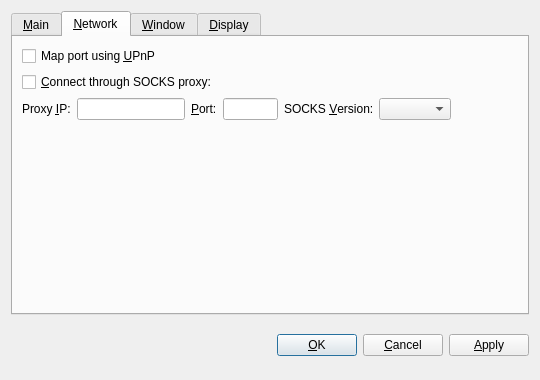
First picture: the form in src/qt/forms/optionsdialog.ui, repository knotcoin/knotcoin, before the edit.
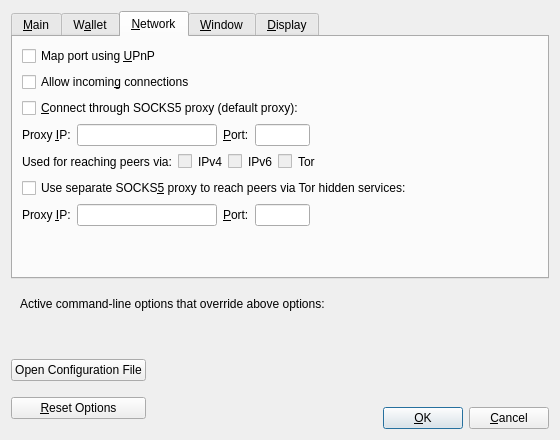
Second picture: the form after the edit. The open tabs and pages were chosen to show the change. Custom widgets are drawn as their Qt base class.

Diff of the .ui file:
```diff
--- a/src/qt/forms/optionsdialog.ui
+++ b/src/qt/forms/optionsdialog.ui
@@ -6,8 +6,8 @@
    <rect>
     <x>0</x>
     <y>0</y>
-    <width>540</width>
-    <height>380</height>
+    <width>560</width>
+    <height>440</height>
    </rect>
   </property>
   <property name="windowTitle">
@@ -19,9 +19,6 @@
   <layout class="QVBoxLayout" name="verticalLayout">
    <item>
     <widget class="QTabWidget" name="tabWidget">
-     <property name="tabPosition">
-      <enum>QTabWidget::North</enum>
-     </property>
      <property name="currentIndex">
       <number>0</number>
      </property>
@@ -30,77 +27,44 @@
        <string>&amp;Main</string>
       </attribute>
       <layout class="QVBoxLayout" name="verticalLayout_Main">
-       <item>
-        <widget class="QLabel" name="transactionFeeInfoLabel">
-         <property name="text">
-          <string>Optional transaction fee per kB that helps make sure your transactions are processed quickly. Most transactions are 1 kB.</string>
-         </property>
-         <property name="textFormat">
-          <enum>Qt::PlainText</enum>
-         </property>
-         <property name="wordWrap">
-          <bool>true</bool>
-         </property>
-        </widget>
-       </item>
-       <item>
-        <layout class="QHBoxLayout" name="horizontalLayout_1_Main">
-         <item>
-          <widget class="QLabel" name="transactionFeeLabel">
-           <property name="text">
-            <string>Pay transaction &amp;fee</string>
-           </property>
-           <property name="textFormat">
-            <enum>Qt::PlainText</enum>
-           </property>
-           <property name="buddy">
-            <cstring>transactionFee</cstring>
-           </property>
-          </widget>
-         </item>
-         <item>
-          <widget class="KnotcoinAmountField" name="transactionFee"/>
-         </item>
-         <item>
-          <spacer name="horizontalSpacer_1_Main">
-           <property name="orientation">
-            <enum>Qt::Horizontal</enum>
-           </property>
-           <property name="sizeHint" stdset="0">
-            <size>
-             <width>40</width>
-             <height>20</height>
-            </size>
-           </property>
-          </spacer>
-         </item>
-        </layout>
-       </item>
        <item>
         <widget class="QCheckBox" name="knotcoinAtStartup">
          <property name="toolTip">
-          <string>Automatically start Knotcoin after logging in to the system.</string>
+          <string>Automatically start %1 after logging in to the system.</string>
          </property>
          <property name="text">
-          <string>&amp;Start Knotcoin on system login</string>
+          <string>&amp;Start %1 on system login</string>
          </property>
         </widget>
        </item>
-       <item>
-        <spacer name="verticalSpacer_Main">
-         <property name="orientation">
-          <enum>Qt::Vertical</enum>
-         </property>
-         <property name="sizeHint" stdset="0">
-          <size>
-           <width>20</width>
-           <height>40</height>
-          </size>
-         </property>
-        </spacer>
-       </item>
        <item>
         <layout class="QHBoxLayout" name="horizontalLayout_2_Main">
+         <item>
+          <widget class="QLabel" name="databaseCacheLabel">
+           <property name="text">
+            <string>Size of &amp;database cache</string>
+           </property>
+           <property name="textFormat">
+            <enum>Qt::PlainText</enum>
+           </property>
+           <property name="buddy">
+            <cstring>databaseCache</cstring>
+           </property>
+          </widget>
+         </item>
+         <item>
+          <widget class="QSpinBox" name="databaseCache"/>
+         </item>
+         <item>
+          <widget class="QLabel" name="databaseCacheUnitLabel">
+           <property name="text">
+            <string>MB</string>
+           </property>
+           <property name="textFormat">
+            <enum>Qt::PlainText</enum>
+           </property>
+          </widget>
+         </item>
          <item>
           <spacer name="horizontalSpacer_2_Main">
            <property name="orientation">
@@ -114,20 +78,106 @@
            </property>
           </spacer>
          </item>
+        </layout>
+       </item>
+       <item>
+        <layout class="QHBoxLayout" name="horizontalLayout_3_Main">
          <item>
-          <widget class="QPushButton" name="resetButton">
-           <property name="toolTip">
-            <string>Reset all client options to default.</string>
-           </property>
+          <widget class="QLabel" name="threadsScriptVerifLabel">
            <property name="text">
-            <string>&amp;Reset Options</string>
+            <string>Number of script &amp;verification threads</string>
            </property>
-           <property name="autoDefault">
-            <bool>false</bool>
+           <property name="textFormat">
+            <enum>Qt::PlainText</enum>
            </property>
+           <property name="buddy">
+            <cstring>threadsScriptVerif</cstring>
+           </property>
           </widget>
          </item>
+         <item>
+          <widget class="QSpinBox" name="threadsScriptVerif">
+           <property name="toolTip">
+            <string>(0 = auto, &lt;0 = leave that many cores free)</string>
+           </property>
+          </widget>
+         </item>
+         <item>
+          <spacer name="horizontalSpacer_3_Main">
+           <property name="orientation">
+            <enum>Qt::Horizontal</enum>
+           </property>
+           <property name="sizeHint" stdset="0">
+            <size>
+             <width>40</width>
+             <height>20</height>
+            </size>
+           </property>
+          </spacer>
+         </item>
         </layout>
+       </item>
+       <item>
+        <spacer name="verticalSpacer_Main">
+         <property name="orientation">
+          <enum>Qt::Vertical</enum>
+         </property>
+         <property name="sizeHint" stdset="0">
+          <size>
+           <width>20</width>
+           <height>40</height>
+          </size>
+         </property>
+        </spacer>
+       </item>
+      </layout>
+     </widget>
+     <widget class="QWidget" name="tabWallet">
+      <attribute name="title">
+       <string>W&amp;allet</string>
+      </attribute>
+      <layout class="QVBoxLayout" name="verticalLayout_Wallet">
+       <item>
+        <widget class="QGroupBox" name="groupBox">
+         <property name="title">
+          <string>Expert</string>
+         </property>
+         <layout class="QVBoxLayout" name="verticalLayout_2">
+          <item>
+           <widget class="QCheckBox" name="coinControlFeatures">
+            <property name="toolTip">
+             <string>Whether to show coin control features or not.</string>
+            </property>
+            <property name="text">
+             <string>Enable coin &amp;control features</string>
+            </property>
+           </widget>
+          </item>
+          <item>
+           <widget class="QCheckBox" name="spendZeroConfChange">
+            <property name="toolTip">
+             <string>If you disable the spending of unconfirmed change, the change from a transaction cannot be used until that transaction has at least one confirmation. This also affects how your balance is computed.</string>
+            </property>
+            <property name="text">
+             <string>&amp;Spend unconfirmed change</string>
+            </property>
+           </widget>
+          </item>
+         </layout>
+        </widget>
+       </item>
+       <item>
+        <spacer name="verticalSpacer_Wallet">
+         <property name="orientation">
+          <enum>Qt::Vertical</enum>
+         </property>
+         <property name="sizeHint" stdset="0">
+          <size>
+           <width>20</width>
+           <height>40</height>
+          </size>
+         </property>
+        </spacer>
        </item>
       </layout>
      </widget>
@@ -146,18 +196,28 @@
          </property>
         </widget>
        </item>
+       <item>
+        <widget class="QCheckBox" name="allowIncoming">
+         <property name="toolTip">
+          <string>Accept connections from outside.</string>
+         </property>
+         <property name="text">
+          <string>Allow incomin&amp;g connections</string>
+         </property>
+        </widget>
+       </item>
        <item>
         <widget class="QCheckBox" name="connectSocks">
          <property name="toolTip">
-          <string>Connect to the Knotcoin network through a SOCKS proxy (e.g. when connecting through Tor).</string>
+          <string>Connect to the Knotcoin network through a SOCKS5 proxy.</string>
          </property>
          <property name="text">
-          <string>&amp;Connect through SOCKS proxy:</string>
+          <string>&amp;Connect through SOCKS5 proxy (default proxy):</string>
          </property>
         </widget>
        </item>
        <item>
-        <layout class="QHBoxLayout" name="horizontalLayout_Network">
+        <layout class="QHBoxLayout" name="horizontalLayout_1_Network">
          <item>
           <widget class="QLabel" name="proxyIpLabel">
            <property name="text">
@@ -173,6 +233,12 @@
          </item>
          <item>
           <widget class="QValidatedLineEdit" name="proxyIp">
+           <property name="minimumSize">
+            <size>
+             <width>140</width>
+             <height>0</height>
+            </size>
+           </property>
            <property name="maximumSize">
             <size>
              <width>140</width>
@@ -180,7 +246,7 @@
             </size>
            </property>
            <property name="toolTip">
-            <string>IP address of the proxy (e.g. 127.0.0.1)</string>
+            <string>IP address of the proxy (e.g. IPv4: 127.0.0.1 / IPv6: ::1)</string>
            </property>
           </widget>
          </item>
@@ -199,6 +265,12 @@
          </item>
          <item>
           <widget class="QLineEdit" name="proxyPort">
+           <property name="minimumSize">
+            <size>
+             <width>55</width>
+             <height>0</height>
+            </size>
+           </property>
            <property name="maximumSize">
             <size>
              <width>55</width>
@@ -211,27 +283,194 @@
           </widget>
          </item>
          <item>
-          <widget class="QLabel" name="socksVersionLabel">
+          <spacer name="horizontalSpacer_1_Network">
+           <property name="orientation">
+            <enum>Qt::Horizontal</enum>
+           </property>
+           <property name="sizeHint" stdset="0">
+            <size>
+             <width>40</width>
+             <height>20</height>
+            </size>
+           </property>
+          </spacer>
+         </item>
+        </layout>
+       </item>
+       <item>
+        <layout class="QHBoxLayout" name="horizontalLayout_2_Network">
+         <item>
+          <widget class="QLabel" name="proxyActiveNets">
            <property name="text">
-            <string>SOCKS &amp;Version:</string>
+            <string>Used for reaching peers via:</string>
            </property>
            <property name="textFormat">
             <enum>Qt::PlainText</enum>
            </property>
+          </widget>
+         </item>
+         <item>
+          <widget class="QCheckBox" name="proxyReachIPv4">
+           <property name="enabled">
+            <bool>false</bool>
+           </property>
+           <property name="toolTip">
+            <string>Shows if the supplied default SOCKS5 proxy is used to reach peers via this network type.</string>
+           </property>
+           <property name="text">
+            <string/>
+           </property>
+          </widget>
+         </item>
+         <item>
+          <widget class="QLabel" name="proxyReachIPv4Label">
+           <property name="text">
+            <string>IPv4</string>
+           </property>
+           <property name="textFormat">
+            <enum>Qt::PlainText</enum>
+           </property>
+          </widget>
+         </item>
+         <item>
+          <widget class="QCheckBox" name="proxyReachIPv6">
+           <property name="enabled">
+            <bool>false</bool>
+           </property>
+           <property name="toolTip">
+            <string>Shows if the supplied default SOCKS5 proxy is used to reach peers via this network type.</string>
+           </property>
+           <property name="text">
+            <string/>
+           </property>
+          </widget>
+         </item>
+         <item>
+          <widget class="QLabel" name="proxyReachIPv6Label">
+           <property name="text">
+            <string>IPv6</string>
+           </property>
+           <property name="textFormat">
+            <enum>Qt::PlainText</enum>
+           </property>
+          </widget>
+         </item>
+         <item>
+          <widget class="QCheckBox" name="proxyReachTor">
+           <property name="enabled">
+            <bool>false</bool>
+           </property>
+           <property name="toolTip">
+            <string>Shows if the supplied default SOCKS5 proxy is used to reach peers via this network type.</string>
+           </property>
+           <property name="text">
+            <string/>
+           </property>
+          </widget>
+         </item>
+         <item>
+          <widget class="QLabel" name="proxyReachTorLabel">
+           <property name="text">
+            <string>Tor</string>
+           </property>
+           <property name="textFormat">
+            <enum>Qt::PlainText</enum>
+           </property>
+          </widget>
+         </item>
+         <item>
+          <spacer name="horizontalSpacer_2_Network">
+           <property name="orientation">
+            <enum>Qt::Horizontal</enum>
+           </property>
+           <property name="sizeHint" stdset="0">
+            <size>
+             <width>40</width>
+             <height>20</height>
+            </size>
+           </property>
+          </spacer>
+         </item>
+        </layout>
+       </item>
+       <item>
+        <widget class="QCheckBox" name="connectSocksTor">
+         <property name="toolTip">
+          <string>Connect to the Knotcoin network through a separate SOCKS5 proxy for Tor hidden services.</string>
+         </property>
+         <property name="text">
+          <string>Use separate SOCKS&amp;5 proxy to reach peers via Tor hidden services:</string>
+         </property>
+        </widget>
+       </item>
+       <item>
+        <layout class="QHBoxLayout" name="horizontalLayout_3_Network">
+         <item>
+          <widget class="QLabel" name="proxyIpTorLabel">
+           <property name="text">
+            <string>Proxy &amp;IP:</string>
+           </property>
+           <property name="textFormat">
+            <enum>Qt::PlainText</enum>
+           </property>
            <property name="buddy">
-            <cstring>socksVersion</cstring>
+            <cstring>proxyIpTor</cstring>
            </property>
           </widget>
          </item>
          <item>
-          <widget class="QValueComboBox" name="socksVersion">
+          <widget class="QValidatedLineEdit" name="proxyIpTor">
+           <property name="minimumSize">
+            <size>
+             <width>140</width>
+             <height>0</height>
+            </size>
+           </property>
+           <property name="maximumSize">
+            <size>
+             <width>140</width>
+             <height>16777215</height>
+            </size>
+           </property>
            <property name="toolTip">
-            <string>SOCKS version of the proxy (e.g. 5)</string>
+            <string>IP address of the proxy (e.g. IPv4: 127.0.0.1 / IPv6: ::1)</string>
            </property>
           </widget>
          </item>
          <item>
-          <spacer name="horizontalSpacer_Network">
+          <widget class="QLabel" name="proxyPortTorLabel">
+           <property name="text">
+            <string>&amp;Port:</string>
+           </property>
+           <property name="textFormat">
+            <enum>Qt::PlainText</enum>
+           </property>
+           <property name="buddy">
+            <cstring>proxyPortTor</cstring>
+           </property>
+          </widget>
+         </item>
+         <item>
+          <widget class="QLineEdit" name="proxyPortTor">
+           <property name="minimumSize">
+            <size>
+             <width>55</width>
+             <height>0</height>
+            </size>
+           </property>
+           <property name="maximumSize">
+            <size>
+             <width>55</width>
+             <height>16777215</height>
+            </size>
+           </property>
+           <property name="toolTip">
+            <string>Port of the proxy (e.g. 9050)</string>
+           </property>
+          </widget>
+         </item>
+         <item>
+          <spacer name="horizontalSpacer_4_Network">
            <property name="orientation">
             <enum>Qt::Horizontal</enum>
            </property>
@@ -265,6 +504,16 @@
        <string>&amp;Window</string>
       </attribute>
       <layout class="QVBoxLayout" name="verticalLayout_Window">
+       <item>
+        <widget class="QCheckBox" name="hideTrayIcon">
+         <property name="toolTip">
+          <string>Hide the icon from the system tray.</string>
+         </property>
+         <property name="text">
+          <string>&amp;Hide tray icon</string>
+         </property>
+        </widget>
+       </item>
        <item>
         <widget class="QCheckBox" name="minimizeToTray">
          <property name="toolTip">
@@ -278,7 +527,7 @@
        <item>
         <widget class="QCheckBox" name="minimizeOnClose">
          <property name="toolTip">
-          <string>Minimize instead of exit the application when the window is closed. When this option is enabled, the application will be closed only after selecting Quit in the menu.</string>
+          <string>Minimize instead of exit the application when the window is closed. When this option is enabled, the application will be closed only after selecting Exit in the menu.</string>
          </property>
          <property name="text">
           <string>M&amp;inimize on close</string>
@@ -323,7 +572,7 @@
          <item>
           <widget class="QValueComboBox" name="lang">
            <property name="toolTip">
-            <string>The user interface language can be set here. This setting will take effect after restarting Knotcoin.</string>
+            <string>The user interface language can be set here. This setting will take effect after restarting %1.</string>
            </property>
           </widget>
          </item>
@@ -354,14 +603,28 @@
         </layout>
        </item>
        <item>
-        <widget class="QCheckBox" name="displayAddresses">
-         <property name="toolTip">
-          <string>Whether to show Knotcoin addresses in the transaction list or not.</string>
-         </property>
-         <property name="text">
-          <string>&amp;Display addresses in transaction list</string>
-         </property>
-        </widget>
+        <layout class="QHBoxLayout" name="horizontalLayout_3_Display">
+         <item>
+          <widget class="QLabel" name="thirdPartyTxUrlsLabel">
+           <property name="toolTip">
+            <string>Third party URLs (e.g. a block explorer) that appear in the transactions tab as context menu items. %s in the URL is replaced by transaction hash. Multiple URLs are separated by vertical bar |.</string>
+           </property>
+           <property name="text">
+            <string>&amp;Third party transaction URLs</string>
+           </property>
+           <property name="buddy">
+            <cstring>thirdPartyTxUrls</cstring>
+           </property>
+          </widget>
+         </item>
+         <item>
+          <widget class="QLineEdit" name="thirdPartyTxUrls">
+           <property name="toolTip">
+            <string>Third party URLs (e.g. a block explorer) that appear in the transactions tab as context menu items. %s in the URL is replaced by transaction hash. Multiple URLs are separated by vertical bar |.</string>
+           </property>
+          </widget>
+         </item>
+        </layout>
        </item>
        <item>
         <spacer name="verticalSpacer_Display">
@@ -380,8 +643,84 @@
      </widget>
     </widget>
    </item>
+   <item>
+    <widget class="QFrame" name="frame">
+     <layout class="QVBoxLayout" name="verticalLayout_Bottom">
+      <item>
+       <layout class="QHBoxLayout" name="horizontalLayout_Bottom">
+        <item>
+         <widget class="QLabel" name="overriddenByCommandLineInfoLabel">
+          <property name="text">
+           <string>Active command-line options that override above options:</string>
+          </property>
+          <property name="textFormat">
+           <enum>Qt::PlainText</enum>
+          </property>
+         </widget>
+        </item>
+        <item>
+         <spacer name="horizontalSpacer_Bottom">
+          <property name="orientation">
+           <enum>Qt::Horizontal</enum>
+          </property>
+          <property name="sizeHint" stdset="0">
+           <size>
+            <width>40</width>
+            <height>20</height>
+           </size>
+          </property>
+         </spacer>
+        </item>
+       </layout>
+      </item>
+      <item>
+       <widget class="QLabel" name="overriddenByCommandLineLabel">
+        <property name="text">
+         <string/>
+        </property>
+        <property name="textFormat">
+         <enum>Qt::PlainText</enum>
+        </property>
+        <property name="wordWrap">
+         <bool>true</bool>
+        </property>
+       </widget>
+      </item>
+     </layout>
+    </widget>
+   </item>
    <item>
     <layout class="QHBoxLayout" name="horizontalLayout_Buttons">
+     <item>
+      <layout class="QVBoxLayout" name="verticalLayout_Buttons">
+       <item>
+        <widget class="QPushButton" name="openKnotcoinConfButton">
+         <property name="toolTip">
+          <string>Open the %1 configuration file from the working directory.</string>
+         </property>
+         <property name="text">
+          <string>Open Configuration File</string>
+         </property>
+         <property name="autoDefault">
+          <bool>false</bool>
+         </property>
+        </widget>
+       </item>
+       <item>
+        <widget class="QPushButton" name="resetButton">
+         <property name="toolTip">
+          <string>Reset all client options to default.</string>
+         </property>
+         <property name="text">
+          <string>&amp;Reset Options</string>
+         </property>
+         <property name="autoDefault">
+          <bool>false</bool>
+         </property>
+        </widget>
+       </item>
+      </layout>
+     </item>
      <item>
       <spacer name="horizontalSpacer_1">
        <property name="orientation">
@@ -397,6 +736,12 @@
      </item>
      <item>
       <widget class="QLabel" name="statusLabel">
+       <property name="minimumSize">
+        <size>
+         <width>200</width>
+         <height>0</height>
+        </size>
+       </property>
        <property name="font">
         <font>
          <weight>75</weight>
@@ -428,51 +773,63 @@
       </spacer>
      </item>
      <item>
-      <widget class="QPushButton" name="okButton">
-       <property name="text">
-        <string>&amp;OK</string>
-       </property>
-      </widget>
-     </item>
-     <item>
-      <widget class="QPushButton" name="cancelButton">
-       <property name="text">
-        <string>&amp;Cancel</string>
-       </property>
-       <property name="autoDefault">
-        <bool>false</bool>
-       </property>
-      </widget>
-     </item>
-     <item>
-      <widget class="QPushButton" name="applyButton">
-       <property name="text">
-        <string>&amp;Apply</string>
-       </property>
-       <property name="autoDefault">
-        <bool>false</bool>
-       </property>
-      </widget>
+      <layout class="QVBoxLayout" name="verticalLayout_4">
+       <item>
+        <spacer name="verticalSpacer">
+         <property name="orientation">
+          <enum>Qt::Vertical</enum>
+         </property>
+         <property name="sizeHint" stdset="0">
+          <size>
+           <width>20</width>
+           <height>40</height>
+          </size>
+         </property>
+        </spacer>
+       </item>
+       <item>
+        <layout class="QHBoxLayout" name="horizontalLayout">
+         <item>
+          <widget class="QPushButton" name="okButton">
+           <property name="text">
+            <string>&amp;OK</string>
+           </property>
+           <property name="autoDefault">
+            <bool>false</bool>
+           </property>
+           <property name="default">
+            <bool>true</bool>
+           </property>
+          </widget>
+         </item>
+         <item>
+          <widget class="QPushButton" name="cancelButton">
+           <property name="text">
+            <string>&amp;Cancel</string>
+           </property>
+           <property name="autoDefault">
+            <bool>false</bool>
+           </property>
+          </widget>
+         </item>
+        </layout>
+       </item>
+      </layout>
      </item>
     </layout>
    </item>
   </layout>
  </widget>
  <customwidgets>
-  <customwidget>
-   <class>KnotcoinAmountField</class>
-   <extends>QSpinBox</extends>
-   <header>knotcoinamountfield.h</header>
-  </customwidget>
-  <customwidget>
-   <class>QValueComboBox</class>
-   <extends>QComboBox</extends>
-   <header>qvaluecombobox.h</header>
-  </customwidget>
   <customwidget>
    <class>QValidatedLineEdit</class>
    <extends>QLineEdit</extends>
-   <header>qvalidatedlineedit.h</header>
+   <header>qt/qvalidatedlineedit.h</header>
+  </customwidget>
+  <customwidget>
+   <class>QValueComboBox</class>
+   <extends>QComboBox</extends>
+   <header>qt/qvaluecombobox.h</header>
   </customwidget>
  </customwidgets>
  <resources/>
```
